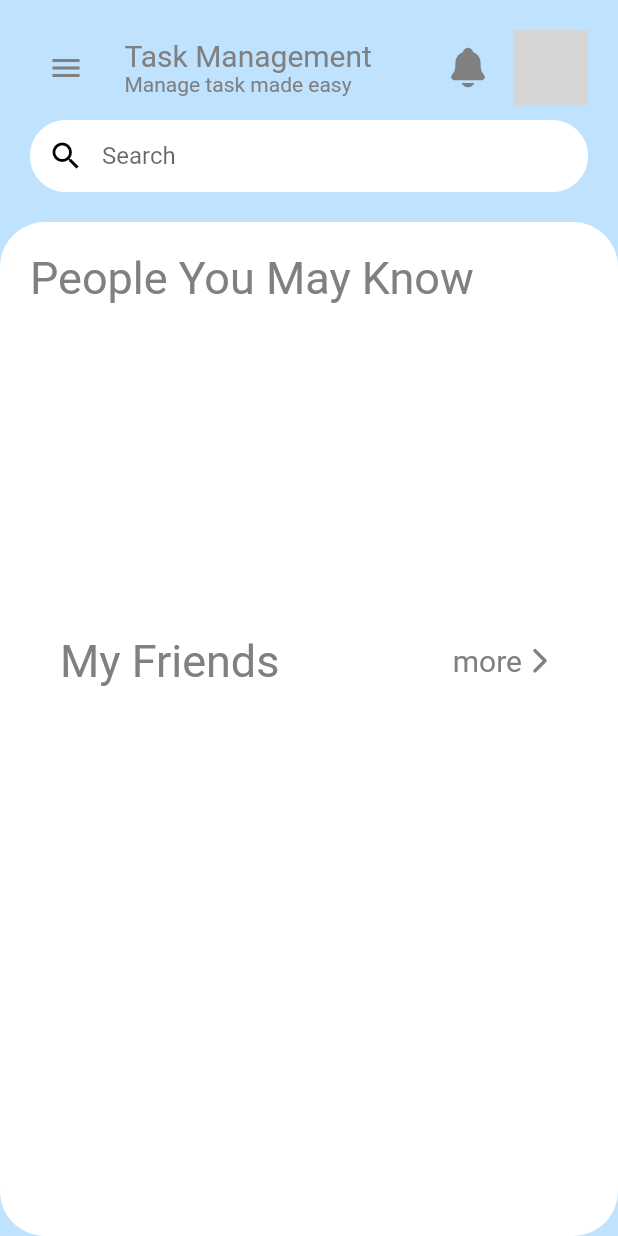
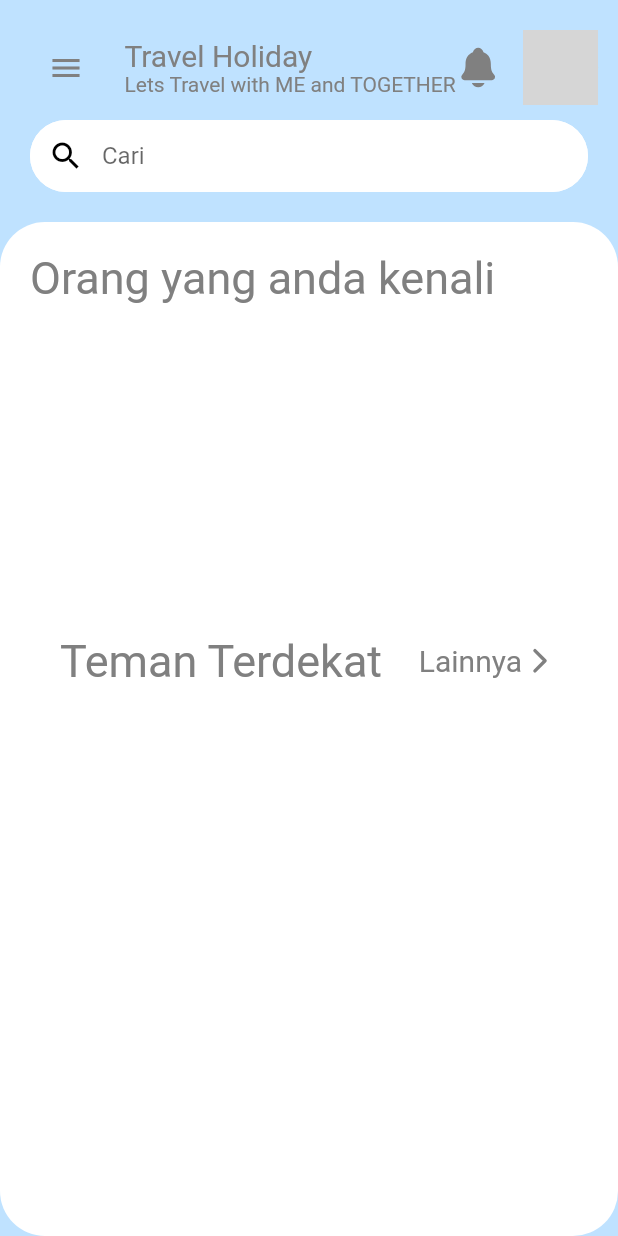
Before and after one commit to Wakidin01/Task_ManagementAppss, a Flutter app: the FriendsView screen opened by its route, on a phone screen of 412 x 824 dp. Run offline on Flutter 3.47's test engine with Material 2 defaults, Android fonts, the light colour scheme and no system bars; our stand-ins replace cloud_firestore, date_time_picker, firebase_auth, firebase_core, get, google_sign_in and 1 more; missing offline and left inert: dart:html, dart:js; accounts and stored records are empty; network calls fail; grey boxes are pictures that could not be loaded.

Commit message:
uas_travel

```diff
--- a/lib/app/modules/friends/views/friends_view.dart
+++ b/lib/app/modules/friends/views/friends_view.dart
@@ -65,14 +65,14 @@ class FriendsView extends GetView<FriendsController> {
                                   crossAxisAlignment: CrossAxisAlignment.start,
                                   children: const [
                                     Text(
-                                      'Task Management',
+                                      'Travel Holiday',
                                       style: TextStyle(
                                         fontSize: 20,
                                         color: AppColors.primaryText,
                                       ),
                                     ),
                                     Text(
-                                      'Manage task made easy',
+                                      'Lets Travel with ME and TOGETHER',
                                       style: TextStyle(
                                         fontSize: 14,
                                         color: AppColors.primaryText,
@@ -95,7 +95,7 @@ class FriendsView extends GetView<FriendsController> {
                                     backgroundColor: Colors.amber,
                                     radius: 25,
                                     foregroundImage: NetworkImage(
-                                        'https://static.independent.co.uk/s3fs-public/thumbnails/image/2017/09/27/08/jennifer-lawrence.jpg?quality=75&width=982&height=726&auto=webp'),
+                                        'https://i0.wp.com/artforia.com/wp-content/uploads/2017/03/Pria-Tampan-di-Jepang-Harus-Bayar-Pajak-Lebih.jpg'),
                                   ),
                                 ),
                               ],
@@ -128,7 +128,7 @@ class FriendsView extends GetView<FriendsController> {
                                         Icons.search,
                                         color: Colors.black,
                                       ),
-                                      hintText: 'Search',
+                                      hintText: 'Cari',
                                     ),
                                   )
                                 : const SizedBox(),
@@ -157,7 +157,7 @@ class FriendsView extends GetView<FriendsController> {
                               crossAxisAlignment: CrossAxisAlignment.start,
                               children: [
                                   const Text(
-                                    'People You May Know',
+                                    'Orang yang anda kenali',
                                     style: TextStyle(
                                         fontSize: 30,
                                         color: AppColors.primaryText),
--- a/lib/app/modules/home/views/home_view.dart
+++ b/lib/app/modules/home/views/home_view.dart
@@ -61,14 +61,14 @@ class HomeView extends GetView<HomeController> {
                               crossAxisAlignment: CrossAxisAlignment.start,
                               children: const [
                                 Text(
-                                  'Task Management',
+                                  'Travel Holiday',
                                   style: TextStyle(
                                     fontSize: 20,
                                     color: AppColors.primaryText,
                                   ),
                                 ),
                                 Text(
-                                  'Manage task made easy',
+                                  'Lets Travel with ME and TOGETHER',
                                   style: TextStyle(
                                     fontSize: 14,
                                     color: AppColors.primaryText,
@@ -91,7 +91,7 @@ class HomeView extends GetView<HomeController> {
                                 backgroundColor: Colors.amber,
                                 radius: 25,
                                 foregroundImage: NetworkImage(
-                                    'https://static.independent.co.uk/s3fs-public/thumbnails/image/2017/09/27/08/jennifer-lawrence.jpg?quality=75&width=982&height=726&auto=webp'),
+                                    'https://i0.wp.com/artforia.com/wp-content/uploads/2017/03/Pria-Tampan-di-Jepang-Harus-Bayar-Pajak-Lebih.jpg'),
                               ),
                             ),
                           ],
@@ -122,7 +122,7 @@ class HomeView extends GetView<HomeController> {
                               crossAxisAlignment: CrossAxisAlignment.start,
                               children: const [
                                 Text(
-                                  'My Task',
+                                  'My Holiday',
                                   style: TextStyle(
                                     color: AppColors.primaryText,
                                     fontSize: 30,
--- a/lib/app/modules/profile/views/profile_view.dart
+++ b/lib/app/modules/profile/views/profile_view.dart
@@ -59,14 +59,14 @@ class ProfileView extends GetView<ProfileController> {
                               crossAxisAlignment: CrossAxisAlignment.start,
                               children: const [
                                 Text(
-                                  'Task Management',
+                                  'Travel Holiday',
                                   style: TextStyle(
                                     fontSize: 20,
                                     color: AppColors.primaryText,
                                   ),
                                 ),
                                 Text(
-                                  'Manage task made easy',
+                                  'Lets Travel with ME and TOGETHER',
                                   style: TextStyle(
                                     fontSize: 14,
                                     color: AppColors.primaryText,
@@ -78,23 +78,23 @@ class ProfileView extends GetView<ProfileController> {
                             GestureDetector(
                               onTap: () {
                                 Get.defaultDialog(
-                                  title: 'Sign Out',
+                                  title: 'Logout',
                                   content: const Text(
-                                      'Are you sure want to sign out?'),
+                                      'Apakah anda yakin ingin logout?'),
                                   cancel: ElevatedButton(
                                     onPressed: () => Get.back(),
-                                    child: const Text('Cancel'),
+                                    child: const Text('Batal'),
                                   ),
                                   confirm: ElevatedButton(
                                     onPressed: () => authC.logout(),
-                                    child: const Text('Sign Out'),
+                                    child: const Text('Logout'),
                                   ),
                                 );
                               },
                               child: Row(
                                 children: const [
                                   Text(
-                                    'Sign Out',
+                                    'Logout',
                                     style: TextStyle(
                                       color: AppColors.primaryText,
                                       fontSize: 18,
@@ -135,9 +135,9 @@ class ProfileView extends GetView<ProfileController> {
                       crossAxisAlignment: CrossAxisAlignment.start,
                       // ignore: prefer_const_literals_to_create_immutables
                       children: [
-                        const profileWidget(),
+                        profileWidget(),
                         const Text(
-                          'My Task',
+                          'My Holiday',
                           style: TextStyle(
                             color: AppColors.primaryText,
                             fontSize: 30,
--- a/lib/app/utils/widget/header.dart
+++ b/lib/app/utils/widget/header.dart
@@ -26,14 +26,14 @@ class header extends StatelessWidget {
             crossAxisAlignment: CrossAxisAlignment.start,
             children: const [
               Text(
-                'Task Management',
+                'Travel Holiday',
                 style: TextStyle(
                   fontSize: 22,
                   color: AppColors.primaryText,
                 ),
               ),
               Text(
-                'Manage task made easy with friends',
+                'Lets Travel with ME and TOGETHER',
                 style: TextStyle(
                   fontSize: 13,
                   color: AppColors.primaryText,
@@ -65,7 +65,7 @@ class header extends StatelessWidget {
                   Icons.search,
                   color: Colors.black,
                 ),
-                hintText: 'Search',
+                hintText: 'Cari',
               ),
             ),
           ),
@@ -83,22 +83,22 @@ class header extends StatelessWidget {
           GestureDetector(
             onTap: () {
               Get.defaultDialog(
-                title: 'Sign Out',
-                content: const Text('Are you sure want to sign out?'),
+                title: 'Logout',
+                content: const Text('Apakah anda yakin ingin logout?'),
                 cancel: ElevatedButton(
                   onPressed: () => Get.back(),
-                  child: const Text('Cancel'),
+                  child: const Text('Kembali'),
                 ),
                 confirm: ElevatedButton(
                   onPressed: () => Get.toNamed(Routes.LOGIN),
-                  child: const Text('Sign Out'),
+                  child: const Text('Logout'),
                 ),
               );
             },
             child: Row(
               children: const [
                 Text(
-                  'Sign Out',
+                  'Logout',
                   style: TextStyle(
                     color: AppColors.primaryText,
                     fontSize: 18,
--- a/lib/app/utils/widget/myFriends.dart
+++ b/lib/app/utils/widget/myFriends.dart
@@ -23,7 +23,7 @@ class Myfriends extends StatelessWidget {
                 // ignore: prefer_const_literals_to_create_immutables
                 children: [
                   const Text(
-                    'My Friends',
+                    'Teman Terdekat',
                     style: TextStyle(
                       color: AppColors.primaryText,
                       fontSize: 30,
@@ -33,7 +33,7 @@ class Myfriends extends StatelessWidget {
                   GestureDetector(
                     onTap: () => Get.toNamed(Routes.FRIENDS),
                     child: const Text(
-                      'more',
+                      'Lainnya',
                       style: TextStyle(
                         color: AppColors.primaryText,
                         fontSize: 20,
--- a/lib/app/utils/widget/sideBar.dart
+++ b/lib/app/utils/widget/sideBar.dart
@@ -61,7 +61,7 @@ class SideBar extends StatelessWidget {
                           height: 5,
                         ),
                         const Text(
-                          'Home',
+                          'Beranda',
                           style: TextStyle(
                               color: AppColors.primaryText, fontSize: 16),
                         ),
@@ -98,7 +98,7 @@ class SideBar extends StatelessWidget {
                           height: 5,
                         ),
                         const Text(
-                          'Task',
+                          'Daftar Wisata',
                           style: TextStyle(
                               color: AppColors.primaryText, fontSize: 16),
                         ),
@@ -135,7 +135,7 @@ class SideBar extends StatelessWidget {
                           height: 5,
                         ),
                         const Text(
-                          'Friends',
+                          'Teman',
                           style: TextStyle(
                               color: AppColors.primaryText, fontSize: 16),
                         ),
@@ -172,7 +172,7 @@ class SideBar extends StatelessWidget {
                           height: 5,
                         ),
                         const Text(
-                          'Profile',
+                          'Profil',
                           style: TextStyle(
                               color: AppColors.primaryText, fontSize: 16),
                         ),
```
Also changed, not shown: lib/app/modules/login/views/login_view.dart (+6 -6 lines), lib/app/modules/task/views/task_view.dart (+58 -28 lines), lib/app/utils/widget/myTask.dart (+12 -64 lines), lib/app/utils/widget/profileWidget.dart (+21 -21 lines), lib/app/utils/widget/upcomingTask.dart (+13 -32 lines), firebase.json (added), lib/main.dart (line endings or trailing spaces), 5 other files.
